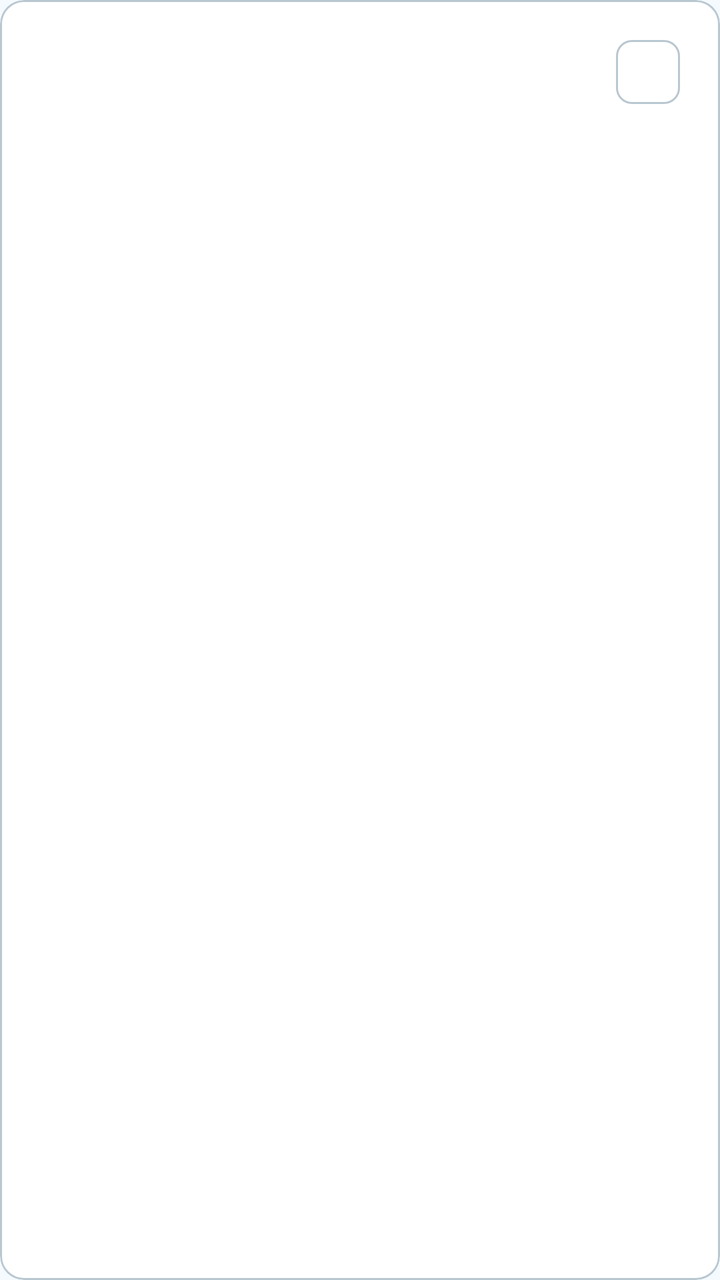
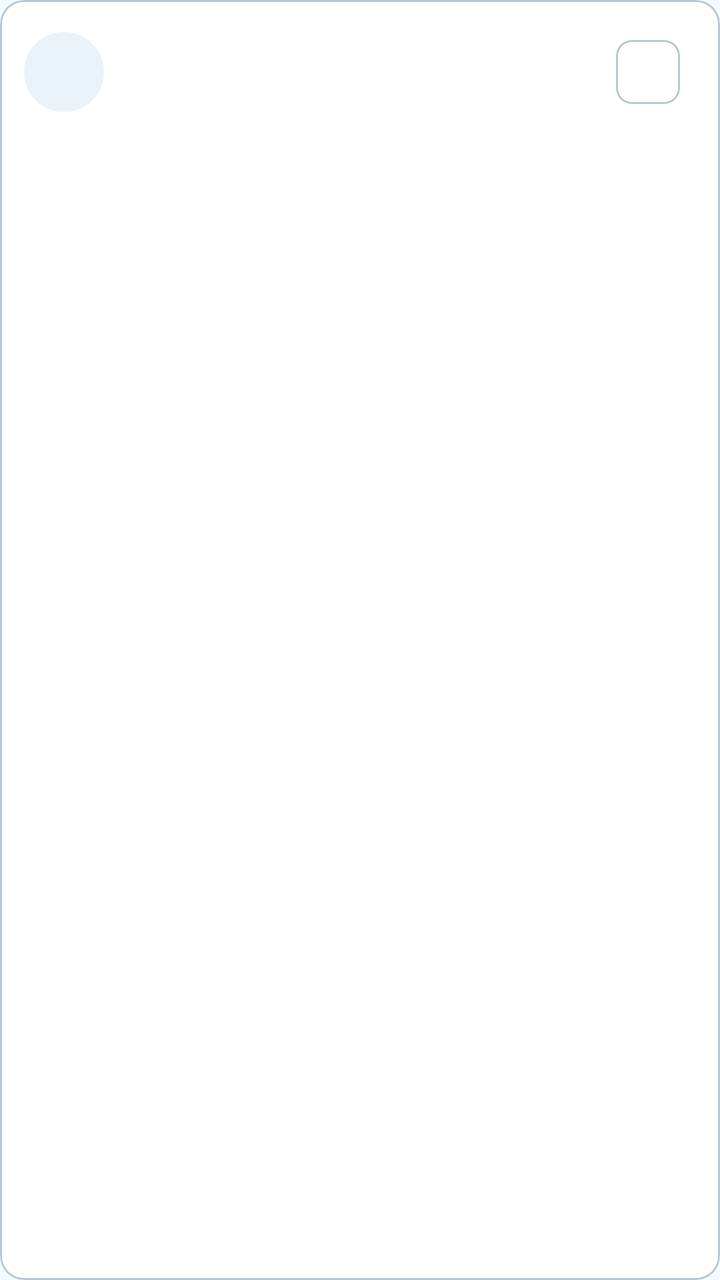

Compare the two renders of this Android layout. The source of the first and the diff that turns it into the second are given below.
<!-- AndroidManifest.xml: application theme Theme.RefrigeratorReminder -->
<!-- res/layout/item_suggestion.xml -->
<?xml version="1.0" encoding="utf-8"?>
<com.google.android.material.card.MaterialCardView xmlns:android="http://schemas.android.com/apk/res/android"
    xmlns:app="http://schemas.android.com/apk/res-auto"
    android:layout_width="match_parent"
    android:layout_height="wrap_content"
    android:layout_marginBottom="8dp"
    app:cardBackgroundColor="@color/brand_surface"
    app:strokeColor="@color/brand_outline"
    app:strokeWidth="1dp">

    <LinearLayout
        android:layout_width="match_parent"
        android:layout_height="wrap_content"
        android:gravity="center_vertical"
        android:orientation="horizontal"
        android:padding="12dp">

        <LinearLayout
            android:layout_width="0dp"
            android:layout_height="wrap_content"
            android:layout_weight="1"
            android:orientation="vertical">

            <TextView
                android:id="@+id/text_title"
                android:layout_width="wrap_content"
                android:layout_height="wrap_content"
                android:textAppearance="@style/TextAppearance.Material3.TitleSmall" />

            <TextView
                android:id="@+id/text_subtitle"
                android:layout_width="wrap_content"
                android:layout_height="wrap_content"
                android:layout_marginTop="4dp"
                android:textAppearance="@style/TextAppearance.Material3.BodySmall" />
        </LinearLayout>

        <com.google.android.material.chip.Chip
            android:id="@+id/chip_source"
            style="@style/Widget.Material3.Chip.Assist"
            android:layout_width="wrap_content"
            android:layout_height="wrap_content" />
    </LinearLayout>

</com.google.android.material.card.MaterialCardView>
<!-- resources referenced by this layout -->
<resources>
  <color name="brand_outline">#B9C7D1</color>
  <color name="brand_surface">#FFFFFFFF</color>
  <style name="Theme.RefrigeratorReminder" parent="Theme.Material3.DayNight.NoActionBar">
          <item name="colorPrimary">@color/brand_primary</item>
          <item name="colorOnPrimary">@color/brand_on_primary</item>
          <item name="colorPrimaryContainer">@color/brand_primary_container</item>
          <item name="colorOnPrimaryContainer">@color/brand_on_primary_container</item>
          <item name="colorSecondary">@color/brand_secondary</item>
          <item name="colorOnSurface">@color/brand_on_surface</item>
          <item name="colorOnBackground">@color/brand_on_background</item>
          <item name="colorSurface">@color/brand_surface</item>
          <item name="colorSurfaceVariant">@color/brand_surface_variant</item>
          <item name="colorOutline">@color/brand_outline</item>
          <item name="android:colorBackground">@color/brand_background</item>
          <item name="android:windowBackground">@color/brand_background</item>
          <item name="android:statusBarColor">@color/brand_primary</item>
          <item name="android:navigationBarColor">@color/brand_surface</item>
      </style>
  <color name="brand_primary">#2D8CFF</color>
  <color name="brand_on_primary">#FFFFFFFF</color>
  <color name="brand_primary_container">#DCEFFF</color>
  <color name="brand_on_primary_container">#143A66</color>
  <color name="brand_secondary">#3FBF8F</color>
  <color name="brand_on_surface">#20303A</color>
  <color name="brand_on_background">#20303A</color>
  <color name="brand_surface_variant">#EAF3FA</color>
  <color name="brand_background">#F4FAFD</color>
</resources>

<!-- the commit's change to res/layout/item_suggestion.xml (unified diff, before → after) -->
@@ -14,6 +14,21 @@
         android:gravity="center_vertical"
         android:orientation="horizontal"
         android:padding="12dp">
+
+        <FrameLayout
+            android:id="@+id/layout_ingredient_icon"
+            android:layout_width="40dp"
+            android:layout_height="40dp"
+            android:layout_marginEnd="12dp"
+            android:background="@drawable/bg_ingredient_icon_container"
+            android:padding="8dp">
+
+            <ImageView
+                android:id="@+id/image_ingredient"
+                android:layout_width="match_parent"
+                android:layout_height="match_parent"
+                android:scaleType="fitCenter" />
+        </FrameLayout>
 
         <LinearLayout
             android:layout_width="0dp"
<!-- resource entries referenced after the edit -->
@@ -2,6 +2,12 @@
 <resources>
   <color name="brand_outline">#B9C7D1</color>
   <color name="brand_surface">#FFFFFFFF</color>
+  <!-- drawable bg_ingredient_icon_container (drawable) -->
+  <?xml version="1.0" encoding="utf-8"?>
+  <shape xmlns:android="http://schemas.android.com/apk/res/android"
+      android:shape="oval">
+      <solid android:color="@color/brand_surface_variant" />
+  </shape>
   <style name="Theme.RefrigeratorReminder" parent="Theme.Material3.DayNight.NoActionBar">
           <item name="colorPrimary">@color/brand_primary</item>
           <item name="colorOnPrimary">@color/brand_on_primary</item>
